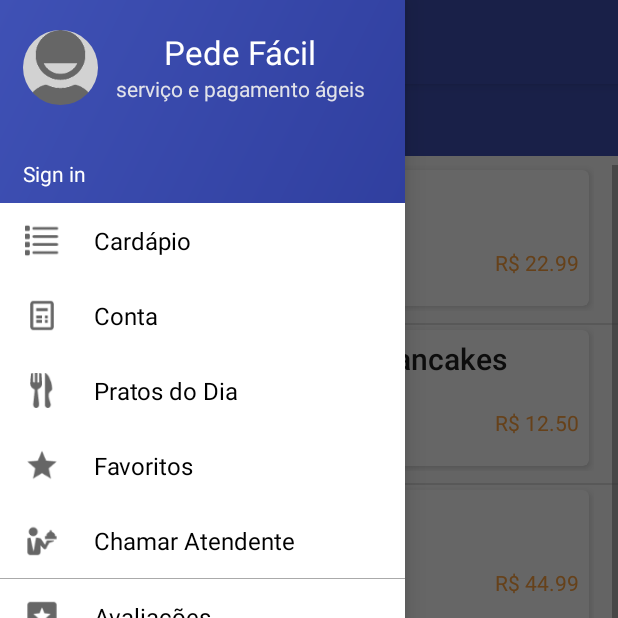
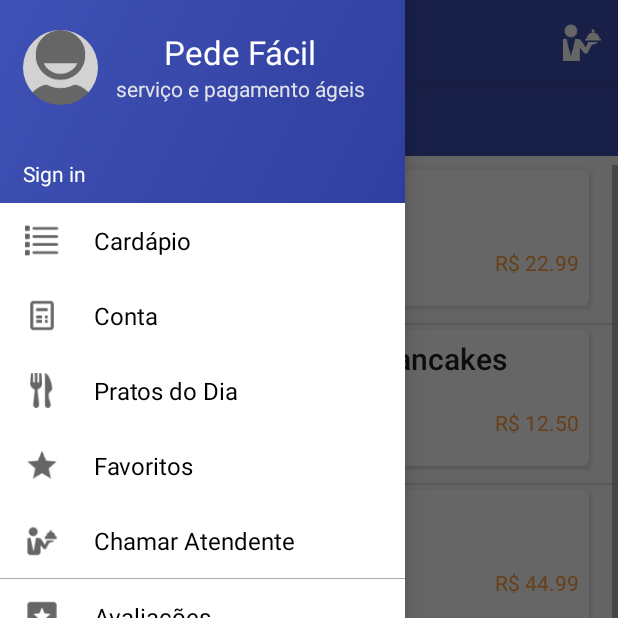
Before and after one commit to alessandrogurgel/pedefacil, an Android app: the fragment RestauranteMainFragment placed in its activity, with the side drawer open, on a phone screen of 412 x 824 dp, the top half of it. Run offline under Robolectric (Android 15) with nearby library versions, the phone set to English and light mode, and no system bars; our stand-ins replace AdMob, CircleImageView, Dagger/Hilt's generated code; libraries missing offline, so code that uses them is left out: com.afollestad.materialdialogs, com.astuetz, com.facebook, com.facebook.model, com.rey.material; 14 statements that could not run were skipped.

Commit message:
botao de invocar o garcom

```diff
--- a/YourAppIdea/src/main/java/org/michenux/yourappidea/restaurante/RestauranteMainFragment.java
+++ b/YourAppIdea/src/main/java/org/michenux/yourappidea/restaurante/RestauranteMainFragment.java
@@ -1,7 +1,13 @@
 package org.michenux.yourappidea.restaurante;
 
 import android.os.Bundle;
+import android.view.Menu;
+import android.view.MenuInflater;
+import android.view.MenuItem;
+import android.view.View;
+import android.widget.Toast;
 
+import com.afollestad.materialdialogs.MaterialDialog;
 import com.blunderer.materialdesignlibrary.handlers.ViewPagerHandler;
 
 import org.michenux.drodrolib.ui.navdrawer.NavigationDrawerFragment;
@@ -14,6 +20,22 @@ import org.michenux.yourappidea.restaurante.pedido.PedidoFragment;
  * Created by alessandro.gurgel on 7/5/15.
  */
 public class RestauranteMainFragment extends com.blunderer.materialdesignlibrary.fragments.ViewPagerWithTabsFragment {
+
+    private Toast mToast;
+    private void showToast(String message) {
+        if (mToast != null) {
+            mToast.cancel();
+            mToast = null;
+        }
+        mToast = Toast.makeText(this.getActivity(), message, Toast.LENGTH_SHORT);
+        mToast.show();
+    }
+
+    @Override
+    public void onCreate(Bundle savedInstanceState) {
+        super.onCreate(savedInstanceState);
+        setHasOptionsMenu(true);
+    }
 
     @Override
     protected boolean expandTabs() {
@@ -49,4 +71,31 @@ public class RestauranteMainFragment extends com.blunderer.materialdesignlibrary
 
         return 0;
     }
+
+    @Override
+    public void onCreateOptionsMenu(Menu menu, MenuInflater inflater) {
+        inflater.inflate(R.menu.restaurant_menu, menu);
+    }
+
+    @Override
+    public boolean onOptionsItemSelected(MenuItem item) {
+        switch (item.getItemId()) {
+
+            case R.id.chamar_garcon_menu:
+                new MaterialDialog.Builder(this.getActivity())
+                        .title(R.string.chamar_garcom_info_title)
+                        .items(R.array.chamar_garcom_opcoes)
+                        .itemsCallbackSingleChoice(2, new MaterialDialog.ListCallbackSingleChoice() {
+                            @Override
+                            public boolean onSelection(MaterialDialog dialog, View view, int which, CharSequence text) {
+                                showToast(String.format("Solicitação enviada. %s está a caminho." , text));
+                                return true; // allow selection
+                            }
+                        })
+                        .positiveText(R.string.ask)
+                        .show();
+                return true;
+        }
+        return super.onOptionsItemSelected(item);
+    }
 }
--- /dev/null
+++ b/YourAppIdea/src/main/res/menu/restaurant_menu.xml
@@ -0,0 +1,12 @@
+<?xml version="1.0" encoding="utf-8"?>
+
+<menu xmlns:android="http://schemas.android.com/apk/res/android"
+    xmlns:yourapp="http://schemas.android.com/apk/res-auto">
+
+    <item
+        android:id="@+id/chamar_garcon_menu"
+        android:titleCondensed="Info"
+        android:title="Info"
+        android:icon="@drawable/garcom_menu_icon"
+        yourapp:showAsAction="always"/>
+</menu>
--- /dev/null
+++ b/YourAppIdea/src/main/res/values/strings_atendentes.xml
@@ -0,0 +1,10 @@
+<?xml version="1.0" encoding="utf-8"?>
+<resources>
+    <string name="chamar_garcom_info_title">Chamar Atendente</string>
+    <string-array name="chamar_garcom_opcoes">
+        <item>Garçom</item>
+        <item>Especialista em vinhos</item>
+        <item>Especialista em culinária</item>
+        <item>Gerente</item>
+    </string-array>
+</resources>
--- a/drodrolib/src/main/res/values/strings.xml
+++ b/drodrolib/src/main/res/values/strings.xml
@@ -9,5 +9,7 @@
     <string name="facebook_message_welcome">Hello\n%s</string>
 
 
+    <string name="ask">Solicitar</string>
+
     <string name="close">Close</string>
 </resources>
```
Also changed, not shown: YourAppIdea/src/main/res/drawable-xhdpi/garcom_menu_icon.png (added).
